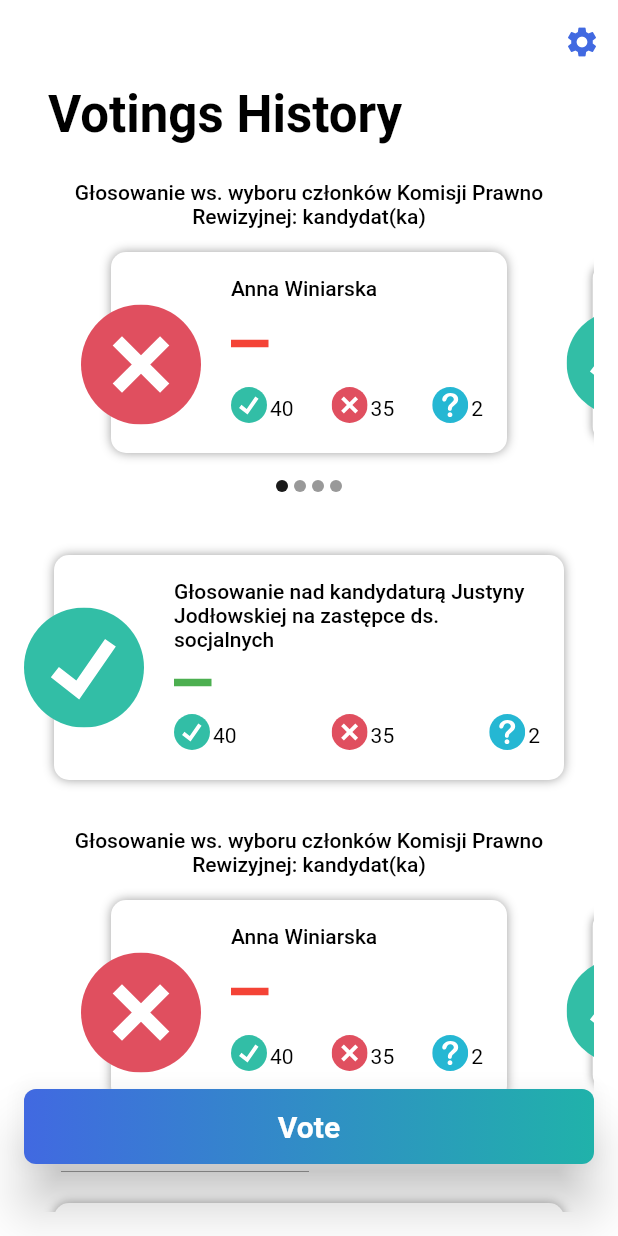
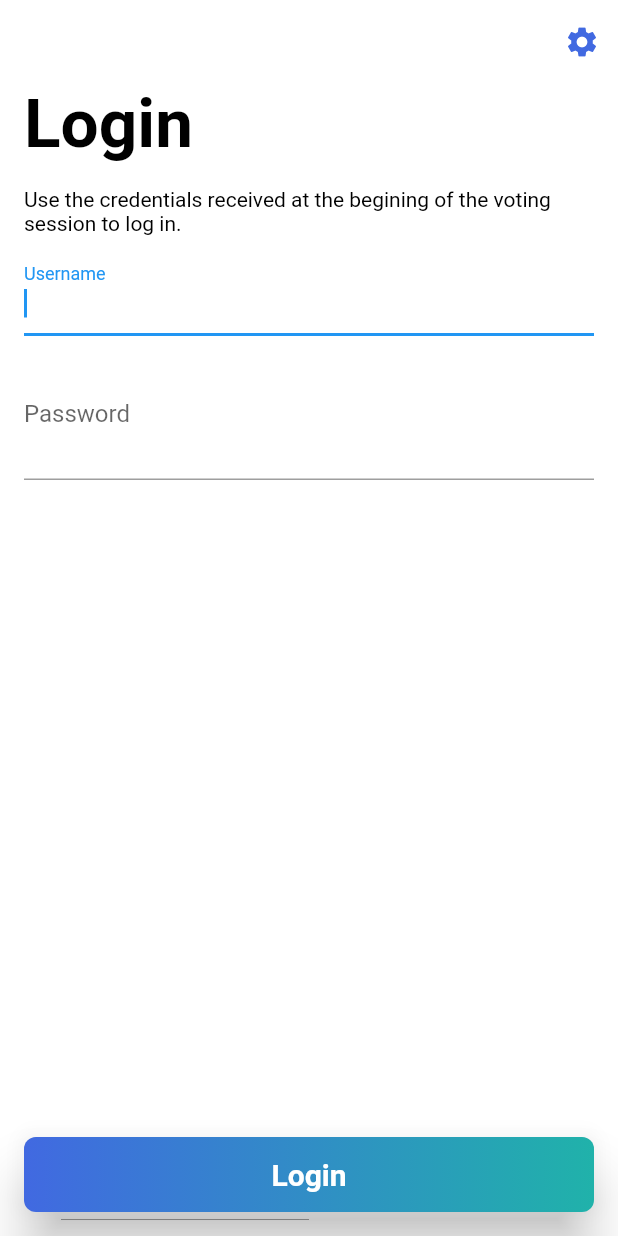
Before and after one commit to wszeborowskimateusz/VotingMobile, a Flutter app: the screen it shows after launch, on a phone screen of 412 x 824 dp. Run offline on Flutter 3.47's test engine with Material 2 defaults, Android fonts, the phone set to English and light mode, and no system bars; drawn by our look-alikes of carousel_slider; our stand-ins replace equatable, flutter_svg, get_it, shared_preferences.

Commit message:
Adding login screen

```diff
--- a/lib/common/backend/user_repository.dart
+++ /dev/null
@@ -1 +0,0 @@
-class UserRepository {}
--- a/lib/common/locator/locator.dart
+++ b/lib/common/locator/locator.dart
@@ -1,6 +1,6 @@
 import 'package:get_it/get_it.dart';
 import 'package:votingmobile/common/backend/locale_repository.dart';
-import 'package:votingmobile/common/backend/user_repository.dart';
+import 'package:votingmobile/login/backend/user_repository.dart';
 import 'package:votingmobile/localization/translations_delegate.dart';
 import 'package:votingmobile/voting/backend/votings_repository.dart';
 
--- a/lib/common/ui/main_widget.dart
+++ b/lib/common/ui/main_widget.dart
@@ -1,6 +1,8 @@
 import 'package:flutter/material.dart';
 import 'package:votingmobile/common/locator/locator.dart';
 import 'package:votingmobile/common/ui/common_layout.dart';
+import 'package:votingmobile/login/backend/user_repository.dart';
+import 'package:votingmobile/login/ui/login_page.dart';
 import 'package:votingmobile/voting/backend/votings_repository.dart';
 import 'package:votingmobile/voting/ui/votings_history_list_widget.dart';
 
@@ -13,10 +15,12 @@ class MainWidget extends StatelessWidget {
       displayLeftIcon: false,
       body: Padding(
         padding: const EdgeInsets.all(16.0).copyWith(top: 0.0),
-        child: VotingsHistoryListWidget(
-          historyVotings: votingsRepository.getVotingsHistory(),
-          activeVoting: votingsRepository.activeVoting,
-        ),
+        child: locator.get<UserRepository>().isLoggedIn
+            ? VotingsHistoryListWidget(
+                historyVotings: votingsRepository.getVotingsHistory(),
+                activeVoting: votingsRepository.activeVoting,
+              )
+            : LoginPage(),
       ),
     );
   }
--- a/lib/localization/translation_strings/translation_strings.dart
+++ b/lib/localization/translation_strings/translation_strings.dart
@@ -35,4 +35,14 @@ abstract class TranslationStrings {
   String singleVoteInfo(String voteType);
 
   String multipleVoteInfo(int votedAnswersAmount, int allQuestionsAmount);
+
+  String get username;
+
+  String get password;
+
+  String get login;
+
+  String get loginDisclaimer;
+
+  String get loginIncorrectUsernameOrPassword;
 }
--- a/lib/localization/translation_strings/translation_strings_en.dart
+++ b/lib/localization/translation_strings/translation_strings_en.dart
@@ -44,4 +44,19 @@ class TranslationStringsEn implements TranslationStrings {
 
   @override
   String get voteCancel => "Cancel";
+
+  @override
+  String get login => "Login";
+
+  @override
+  String get loginDisclaimer => "Use the credentials received at the begining of the voting session to log in.";
+
+  @override
+  String get loginIncorrectUsernameOrPassword => "Incorrect username or password";
+
+  @override
+  String get password => "Password";
+
+  @override
+  String get username => "Username";
 }
--- a/lib/localization/translation_strings/translation_strings_pl.dart
+++ b/lib/localization/translation_strings/translation_strings_pl.dart
@@ -44,4 +44,21 @@ class TranslationStringsPl implements TranslationStrings {
 
   @override
   String get voteCancel => "Anuluj";
+
+  @override
+  String get login => "Zaloguj się";
+
+  @override
+  String get loginDisclaimer =>
+      "Użyj nazwy użytkownika i hasła otrzymanego na początku posiedzenia.";
+
+  @override
+  String get loginIncorrectUsernameOrPassword =>
+      "Nieprawidłowa nazwa użytkownika lub hasło";
+
+  @override
+  String get password => "Hasło";
+
+  @override
+  String get username => "Nazwa użytkownika";
 }
--- a/lib/localization/translations.dart
+++ b/lib/localization/translations.dart
@@ -71,4 +71,21 @@ class Translations implements TranslationStrings {
 
     throw ArgumentError("Given type $voteType is not supported");
   }
+
+  @override
+  String get login => locator.get<TranslationStrings>().login;
+
+  @override
+  String get loginDisclaimer =>
+      locator.get<TranslationStrings>().loginDisclaimer;
+
+  @override
+  String get loginIncorrectUsernameOrPassword =>
+      locator.get<TranslationStrings>().loginIncorrectUsernameOrPassword;
+
+  @override
+  String get password => locator.get<TranslationStrings>().password;
+
+  @override
+  String get username => locator.get<TranslationStrings>().username;
 }
--- /dev/null
+++ b/lib/login/backend/user_repository.dart
@@ -0,0 +1,18 @@
+class UserRepository {
+  String _token;
+
+  bool get isLoggedIn => _token != null;
+
+  // Returns if operation was successful or not
+  Future<bool> login(String username, String password) async {
+    if (username.isNotEmpty && password == "123") {
+      _token = "secretToken";
+      return true;
+    }
+    return false;
+  }
+
+  void logout() {
+    _token = null;
+  }
+}
--- /dev/null
+++ b/lib/login/ui/login_page.dart
@@ -0,0 +1,171 @@
+import 'package:flutter/material.dart';
+import 'package:votingmobile/common/locator/locator.dart';
+import 'package:votingmobile/common/ui/common_gradient_button.dart';
+import 'package:votingmobile/localization/translations.dart';
+import 'package:votingmobile/login/backend/user_repository.dart';
+import 'package:votingmobile/main.dart';
+
+class LoginPage extends StatefulWidget {
+  @override
+  _LoginPageState createState() => _LoginPageState();
+}
+
+class _LoginPageState extends State<LoginPage> {
+  final UserRepository _userRepository = locator.get();
+  final TextEditingController _loginController = TextEditingController();
+  final TextEditingController _passwordController = TextEditingController();
+  bool _isValidationCorrect = true;
+
+  @override
+  void dispose() {
+    _loginController.dispose();
+    _passwordController.dispose();
+    super.dispose();
+  }
+
+  @override
+  Widget build(BuildContext context) {
+    final translations = Translations.of(context);
+    return Column(
+      children: <Widget>[
+        Expanded(
+          child: Column(
+            crossAxisAlignment: CrossAxisAlignment.start,
+            children: <Widget>[
+              Padding(
+                padding: EdgeInsets.only(bottom: 16.0),
+                child: Text(
+                  translations.login,
+                  style: Theme.of(context)
+                      .textTheme
+                      .headline3
+                      .copyWith(fontWeight: FontWeight.bold),
+                ),
+              ),
+              Padding(
+                padding: const EdgeInsets.only(bottom: 8.0),
+                child: Text(translations.loginDisclaimer),
+              ),
+              _InputForm(
+                loginController: _loginController,
+                passwordController: _passwordController,
+                isValidationCorrect: _isValidationCorrect,
+                onInputChange: () => setState(() {
+                  _isValidationCorrect = true;
+                }),
+                onSubmit: () => _onLogin(context),
+              ),
+              if (!_isValidationCorrect)
+                Padding(
+                  padding: const EdgeInsets.symmetric(vertical: 8.0),
+                  child: Text(translations.loginIncorrectUsernameOrPassword),
+                ),
+            ],
+          ),
+        ),
+        CommonGradientButton(
+          title: translations.login,
+          onPressed: () => _onLogin(context),
+        )
+      ],
+    );
+  }
+
+  void _onLogin(BuildContext context) async {
+    final String login = _loginController.text;
+    final String password = _passwordController.text;
+
+    final bool isCredentialCorrect =
+        await _userRepository.login(login, password);
+    if (isCredentialCorrect) {
+      // TODO: Navigate to home screen
+      Navigator.pushAndRemoveUntil(
+        context,
+        MaterialPageRoute(
+            builder: (context) => HomePage(), settings: RouteSettings()),
+        (_) => false,
+      );
+    } else {
+      setState(() {
+        _isValidationCorrect = false;
+      });
+    }
+  }
+}
+
+class _InputForm extends StatefulWidget {
+  final bool isValidationCorrect;
+  final VoidCallback onInputChange;
+  final VoidCallback onSubmit;
+  final TextEditingController loginController;
+  final TextEditingController passwordController;
+
+  const _InputForm({
+    @required this.isValidationCorrect,
+    @required this.onInputChange,
+    @required this.onSubmit,
+    @required this.loginController,
+    @required this.passwordController,
+  });
+  @override
+  __InputFormState createState() => __InputFormState();
+}
+
+class __InputFormState extends State<_InputForm> {
+  bool _isPasswordObscured = true;
+
+  @override
+  Widget build(BuildContext context) {
+    final translations = Translations.of(context);
+    return Form(
+      child: Column(
+        children: <Widget>[
+          Padding(
+            padding: EdgeInsets.only(bottom: 8.0),
+            child: TextFormField(
+              style: widget.isValidationCorrect
+                  ? null
+                  : TextStyle(color: Colors.red),
+              autocorrect: false,
+              autofocus: true,
+              controller: widget.loginController,
+              maxLines: 1,
+              decoration: InputDecoration(labelText: translations.username),
+              textInputAction: TextInputAction.next,
+              onChanged: (_) => widget.onInputChange(),
+              onFieldSubmitted: (_) {
+                FocusScope.of(context).nextFocus();
+              },
+            ),
+          ),
+          TextFormField(
+            style: widget.isValidationCorrect
+                ? null
+                : TextStyle(color: Colors.red),
+            autocorrect: false,
+            autofocus: false,
+            controller: widget.passwordController,
+            maxLines: 1,
+            obscureText: _isPasswordObscured,
+            onFieldSubmitted: (_) => widget.onSubmit(),
+            onChanged: (_) => widget.onInputChange(),
+            decoration: InputDecoration(
+              labelText: translations.password,
+              suffix: IconButton(
+                icon: Icon(
+                  _isPasswordObscured ? Icons.visibility_off : Icons.visibility,
+                  color: Colors.black,
+                ),
+                onPressed: () {
+                  setState(() {
+                    _isPasswordObscured = !_isPasswordObscured;
+                  });
+                },
+              ),
+            ),
+          ),
+        ],
+      ),
+    );
+  }
+}
```
